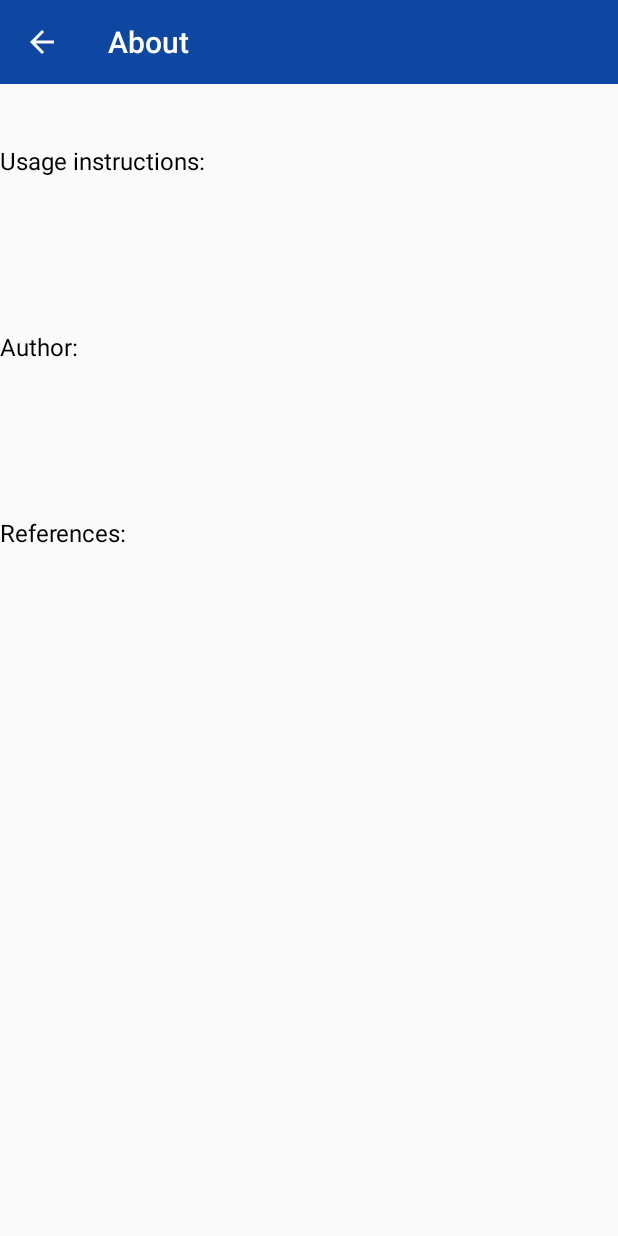
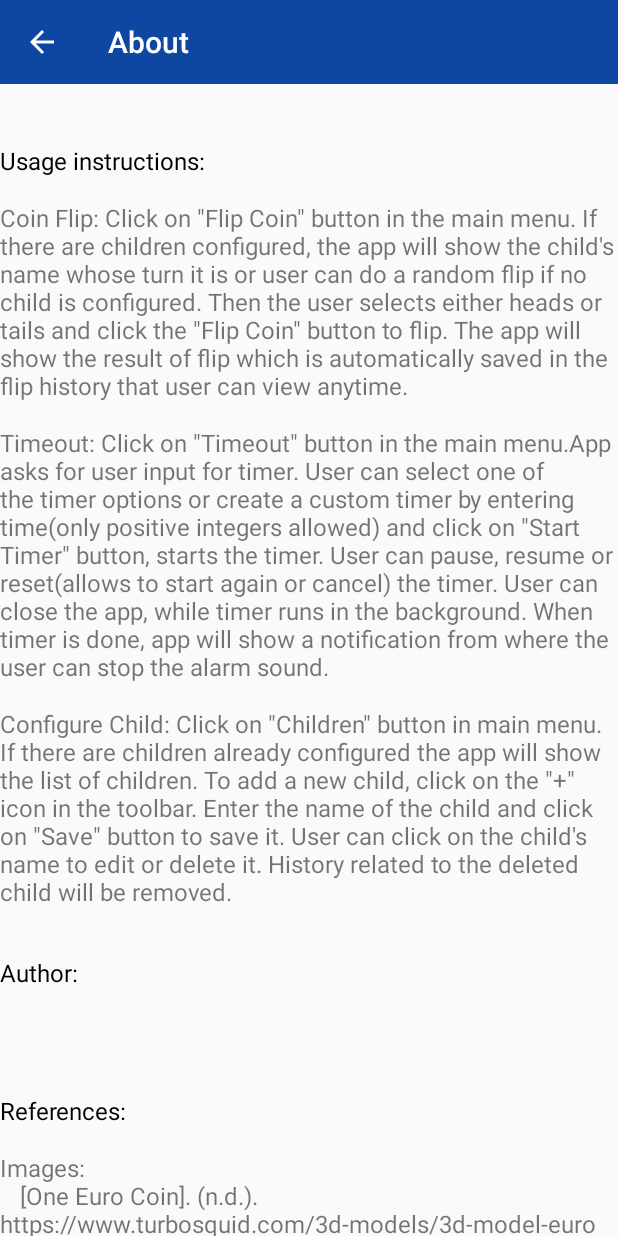
Before and after one commit to ACimensel/Practical-Parent, an Android app: the AboutActivity screen opened directly, with no data from a screen before it, on a phone screen of 412 x 824 dp. Run offline under Robolectric (Android 15) with nearby library versions, the phone set to English and light mode, and no system bars.

Commit message:
Added data for app usage and references in About activity.

```diff
--- a/app/src/main/java/ca/cmpt276/flame/AboutActivity.java
+++ b/app/src/main/java/ca/cmpt276/flame/AboutActivity.java
@@ -6,6 +6,7 @@ import androidx.appcompat.widget.Toolbar;
 import android.content.Context;
 import android.content.Intent;
 import android.os.Bundle;
+import android.widget.TextView;
 
 /**
  * AboutActivity: TODO add proper comment once activity created
@@ -17,6 +18,23 @@ public class AboutActivity extends AppCompatActivity {
         super.onCreate(savedInstanceState);
         setContentView(R.layout.activity_about);
         setupToolbar();
+        fillUsageInstruction();
+        fillReferences();
+    }
+
+    private void fillReferences() {
+        TextView references = findViewById(R.id.aboutActivity_reference_body);
+        references.setText(R.string.aboutActivity_references_data);
+    }
+
+    private void fillUsageInstruction() {
+        TextView usageDescription = findViewById(R.id.aboutActivity_coin_flip_instructions_text);
+        TextView timeoutDescription = findViewById(R.id.aboutActivity_timeout_instructions_text);
+        TextView configureChildDescription = findViewById(R.id.aboutActivity_configure_child_instructions_text);
+        usageDescription.setText(R.string.aboutActivity_coinFlipUsage);
+        timeoutDescription.setText(R.string.aboutActivity_timeoutUsage);
+        configureChildDescription.setText(R.string.aboutActivity_configureChildUsage);
+
     }
 
     private void setupToolbar() {
--- a/app/src/main/res/layout/activity_about.xml
+++ b/app/src/main/res/layout/activity_about.xml
@@ -10,7 +10,7 @@
         layout="@layout/toolbar" />
 
     <TextView
-        android:id="@+id/aboutActivity_subtitle1_text"
+        android:id="@+id/aboutActivity_usage_instruction_title"
         android:layout_width="wrap_content"
         android:layout_height="wrap_content"
         android:layout_marginTop="96dp"
@@ -21,23 +21,24 @@
         app:layout_constraintTop_toTopOf="parent" />
 
     <TextView
-        android:id="@+id/aboutActivity_userManual_text"
+        android:id="@+id/aboutActivity_coin_flip_instructions_text"
         android:layout_width="wrap_content"
         android:layout_height="wrap_content"
         android:layout_marginTop="16dp"
         android:text=""
         app:layout_constraintStart_toStartOf="parent"
-        app:layout_constraintTop_toBottomOf="@+id/aboutActivity_subtitle1_text" />
+        app:layout_constraintTop_toBottomOf="@+id/aboutActivity_usage_instruction_title"
+       />
 
     <TextView
         android:id="@+id/aboutActivity_author_title_text"
         android:layout_width="wrap_content"
         android:layout_height="wrap_content"
-        android:layout_marginTop="64dp"
+        android:layout_marginTop="32dp"
         android:text="@string/aboutActivity_authorTitle"
         android:textColor="@android:color/black"
         app:layout_constraintStart_toStartOf="parent"
-        app:layout_constraintTop_toBottomOf="@+id/aboutActivity_userManual_text" />
+        app:layout_constraintTop_toBottomOf="@+id/aboutActivity_configure_child_instructions_text" />
 
     <TextView
         android:id="@+id/aboutActivity_authorBody"
@@ -52,7 +53,7 @@
         android:id="@+id/aboutActivity_references_title"
         android:layout_width="wrap_content"
         android:layout_height="wrap_content"
-        android:layout_marginTop="64dp"
+        android:layout_marginTop="32dp"
         android:text="@string/aboutActivity_referencesTitle"
         android:textColor="@android:color/black"
         app:layout_constraintStart_toStartOf="parent"
@@ -67,4 +68,20 @@
         app:layout_constraintStart_toStartOf="parent"
         app:layout_constraintTop_toBottomOf="@+id/aboutActivity_references_title" />
 
+    <TextView
+        android:id="@+id/aboutActivity_timeout_instructions_text"
+        android:layout_width="wrap_content"
+        android:layout_height="wrap_content"
+        android:layout_marginTop="16dp"
+        app:layout_constraintStart_toStartOf="parent"
+        app:layout_constraintTop_toBottomOf="@+id/aboutActivity_coin_flip_instructions_text" />
+
+    <TextView
+        android:id="@+id/aboutActivity_configure_child_instructions_text"
+        android:layout_width="wrap_content"
+        android:layout_height="wrap_content"
+        android:layout_marginTop="16dp"
+        app:layout_constraintStart_toStartOf="parent"
+        app:layout_constraintTop_toBottomOf="@+id/aboutActivity_timeout_instructions_text" />
+
 </androidx.constraintlayout.widget.ConstraintLayout>
--- a/app/src/main/res/values/strings.xml
+++ b/app/src/main/res/values/strings.xml
@@ -38,4 +38,39 @@
     <string name="aboutActivity_appUsageTitleTxt">Usage instructions:</string>
     <string name="aboutActivity_authorTitle">Author:</string>
     <string name="aboutActivity_referencesTitle">References:</string>
+    <string name="aboutActivity_coinFlipUsage">Coin Flip: Click on \"Flip Coin\" button in the main menu. If there are children configured,
+        the app will show the child\'s name whose turn it is or user can do a random flip if no child is configured.
+        Then the user selects either heads or tails and click the \"Flip Coin\" button to flip.
+        The app will show the result of flip which is automatically saved in the flip history that user can view anytime.
+    </string>
+    <string name="aboutActivity_timeoutUsage">Timeout: Click on \"Timeout\" button in the main menu.App asks for user input for timer.
+        User can select one of the timer options or create a custom timer by entering time(only positive integers allowed)
+        and click on \"Start Timer\" button, starts the timer. User can pause, resume or reset(allows to start again or cancel) the timer.
+        User can close the app, while timer runs in the background. When timer is done, app will show a notification from where the user can stop the alarm sound.
+    </string>
+    <string name="aboutActivity_configureChildUsage">Configure Child: Click on \"Children\" button in main menu.
+        If there are children already configured the app will show the list of children.
+        To add a new child, click on the \"\+\" icon in the toolbar. Enter the name of the child and click on \"Save\" button to save it.
+        User can click on the child\'s name to edit or delete it. History related to the deleted child will be removed.
+    </string>
+    <string name="aboutActivity_author_details">by
+
+    </string>
+    <string name="aboutActivity_references_data">Images:\n
+        \t[One Euro Coin]. (n.d.). https://www.turbosquid.com/3d-models/3d-model-euro-coin/964519
+        \n\t[Initial Letter PP Linked Rounded Design Logo]. (n.d.). https://www.shutterstock.com/image-vector/initial-letter-pp-linked-rounded-design-693959755
+        \n\tApp Icon Background from https://miro.medium.com/max/700/0*zKIRrTDH0O540W1d.png
+        \n\t[Iphone Aesthetics]. (n.d.). https://www.pinterest.ca/pin/528258231271496359/
+        \n\t[Happy Kids Clip Art]. (n.d.). https://www.pinterest.ca/pin/271693789999529311/
+        \n\tClip Arts Related To : Green Grasses Illustration - Cartoon green background png. (n.d.).Clipart Library. Retrieved Nov 5,2020 from
+        http://clipart-library.com/clip-art/cartoon-grass-transparent-12.htm
+        \n\\seconds background
+        \n\t[Iphone Remind Me Icon].(n.d.). https://www.clipartmax.com/middle/m2i8d3i8K9K9b1b1_alarm-clock-icon-myiconfinder-iphone-remind-me-icon/
+
+        \n\nSounds:\n
+        \tFree Sound Stock. (2017,Feb 9). Spinning Coin Sound Effect[Video]. YouTube. https://www.youtube.com/watch?v=GCE0MQK2Sww
+        \n\tRenda David. (n.d.). Serenity. On Ambient Chill(2020).  https://www.fesliyanstudios.com/royalty-free-music/download/serenity/897
+
+    </string>
+
 </resources>
```
